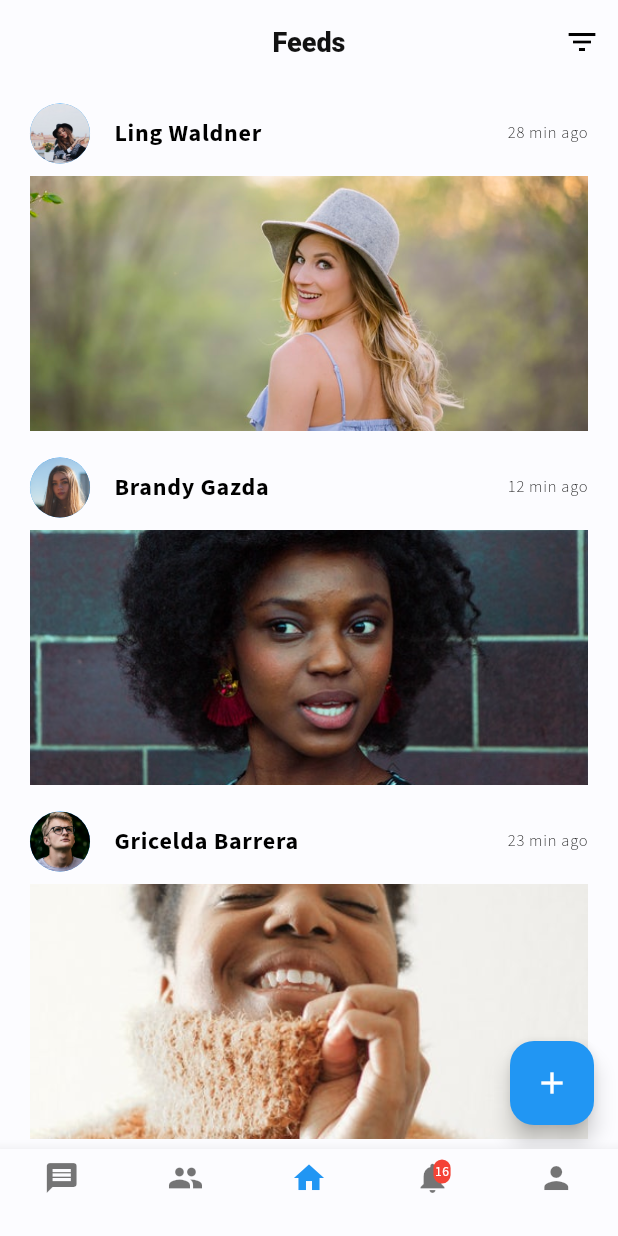
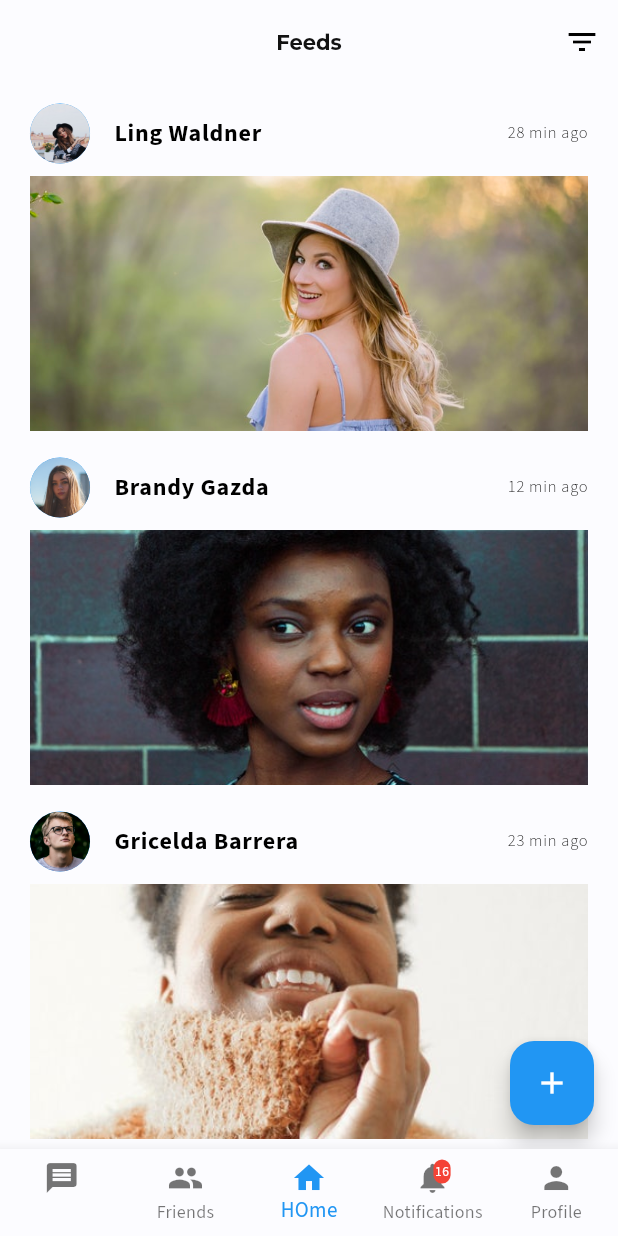
Before and after one commit to JideGuru/FlutterSocialAppUIKit, a Flutter app: the MainScreen screen opened directly, on a phone screen of 412 x 824 dp. Run offline on Flutter 3.47's test engine with Material 3 defaults, Android fonts, the phone set to English and light mode, and no system bars; our stand-ins replace flutter_staggered_animations, google_fonts, lottie.

Commit message:
git commit

```diff
--- a/lib/views/screens/home.dart
+++ b/lib/views/screens/home.dart
@@ -1,6 +1,8 @@
+// This is the HomePage for the Application
 import 'package:flutter/material.dart';
 import 'package:social_app_ui/views/widgets/post_item.dart';
 import 'package:social_app_ui/util/data.dart';
+import 'package:google_fonts/google_fonts.dart';
 
 class Home extends StatefulWidget {
   @override
@@ -11,8 +13,13 @@ class _HomeState extends State<Home> {
   @override
   Widget build(BuildContext context) {
     return Scaffold(
+      // AppBar
       appBar: AppBar(
-        title: Text("Feeds"),
+        title: Text("Feeds",
+            style: GoogleFonts.montserrat(
+              fontSize: 14,
+              fontWeight: FontWeight.bold,
+            )),
         centerTitle: true,
         actions: <Widget>[
           IconButton(
@@ -23,11 +30,13 @@ class _HomeState extends State<Home> {
           ),
         ],
       ),
+      // List: Used to display the Posts
       body: ListView.builder(
         padding: EdgeInsets.symmetric(horizontal: 20),
         itemCount: posts.length,
         itemBuilder: (BuildContext context, int index) {
           Map post = posts[index];
+          // This is the Post item used to add the image,name,desctiption and time
           return PostItem(
             img: post['img'],
             name: post['name'],
--- a/lib/views/screens/main_screen.dart
+++ b/lib/views/screens/main_screen.dart
@@ -1,3 +1,4 @@
+// This is the Main Screen for the App
 import 'package:flutter/material.dart';
 import 'package:social_app_ui/views/widgets/icon_badge.dart';
 import 'package:social_app_ui/views/screens/chat/chats.dart';
@@ -30,6 +31,7 @@ class _MainScreenState extends State<MainScreen> {
           Profile(),
         ],
       ),
+      // Navigation Bar: used to navigate between the Screen
       bottomNavigationBar: Theme(
         data: Theme.of(context).copyWith(
           // sets the background color of the `BottomNavigationBar`
@@ -40,7 +42,13 @@ class _MainScreenState extends State<MainScreen> {
                 bodySmall: TextStyle(color: Colors.grey[500]),
               ),
         ),
-        child: BottomNavigationBar(
+        child: BottomNaviationBar(),
+      ),
+    );
+  }
+
+  dynamic BottomNaviationBar() {
+    return BottomNavigationBar(
       type: BottomNavigationBarType.fixed,
       items: <BottomNavigationBarItem>[
         BottomNavigationBarItem(
@@ -53,27 +61,25 @@ class _MainScreenState extends State<MainScreen> {
           icon: Icon(
             Icons.group,
           ),
-              label: '',
+          label: 'Friends',
         ),
         BottomNavigationBarItem(
           icon: Icon(
             Icons.home,
           ),
-              label: '',
+          label: 'HOme',
         ),
         BottomNavigationBarItem(
           icon: IconBadge(icon: Icons.notifications),
-              label: '',
+          label: 'Notifications',
         ),
         BottomNavigationBarItem(
           icon: Icon(Icons.person),
-              label: '',
+          label: 'Profile',
         ),
       ],
       onTap: navigationTapped,
       currentIndex: _page,
-        ),
-      ),
     );
   }
 
--- a/lib/views/screens/notifications.dart
+++ b/lib/views/screens/notifications.dart
@@ -1,4 +1,5 @@
 import 'package:flutter/material.dart';
+import 'package:google_fonts/google_fonts.dart';
 import 'package:social_app_ui/util/data.dart';
 
 class Notifications extends StatefulWidget {
@@ -13,6 +14,10 @@ class _NotificationsState extends State<Notifications> {
       appBar: AppBar(
         title: Text(
           "Notifications",
+          style: GoogleFonts.montserrat(
+            fontSize: 14,
+            fontWeight: FontWeight.bold,
+          ),
         ),
         centerTitle: true,
         actions: <Widget>[
--- a/lib/views/screens/profile.dart
+++ b/lib/views/screens/profile.dart
@@ -1,3 +1,4 @@
+// Profile Page
 import 'dart:math';
 
 import 'package:flutter/material.dart';
--- a/pubspec.yaml
+++ b/pubspec.yaml
@@ -20,7 +20,7 @@ dependencies:
   flutter:
     sdk: flutter
   cupertino_icons: ^1.0.5
-  google_fonts: ^4.0.4
+  google_fonts: ^6.2.0
   flutter_staggered_animations: ^1.1.1
   lottie: ^2.4.0
 
```
Also changed, not shown: pubspec.lock, 2 other files. Lines whose indentation alone changed are shown as unchanged.
